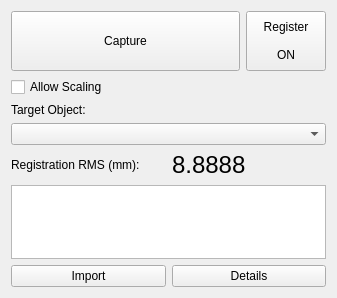
Before: the Qt Designer form IbisPlugins/LandmarkRegistrationObject/landmarkregistrationobjectsettingswidget.ui in IbisNeuronav/Ibis, drawn with Qt 5.
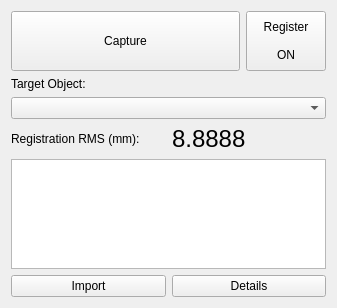
After: the same form once the commit is applied.

Commit message: Removed scaling.

The edit to the form file:
```diff
--- a/IbisPlugins/LandmarkRegistrationObject/landmarkregistrationobjectsettingswidget.ui
+++ b/IbisPlugins/LandmarkRegistrationObject/landmarkregistrationobjectsettingswidget.ui
@@ -7,7 +7,7 @@
     <x>0</x>
     <y>0</y>
     <width>337</width>
-    <height>298</height>
+    <height>308</height>
    </rect>
   </property>
   <property name="windowTitle">
@@ -55,13 +55,6 @@
      </item>
     </layout>
    </item>
-   <item>
-    <widget class="QCheckBox" name="allowScalingCheckBox">
-     <property name="text">
-      <string>Allow Scaling</string>
-     </property>
-    </widget>
-   </item>
    <item>
     <widget class="QLabel" name="label">
      <property name="text">
```
The commit also changes 4 other files.
